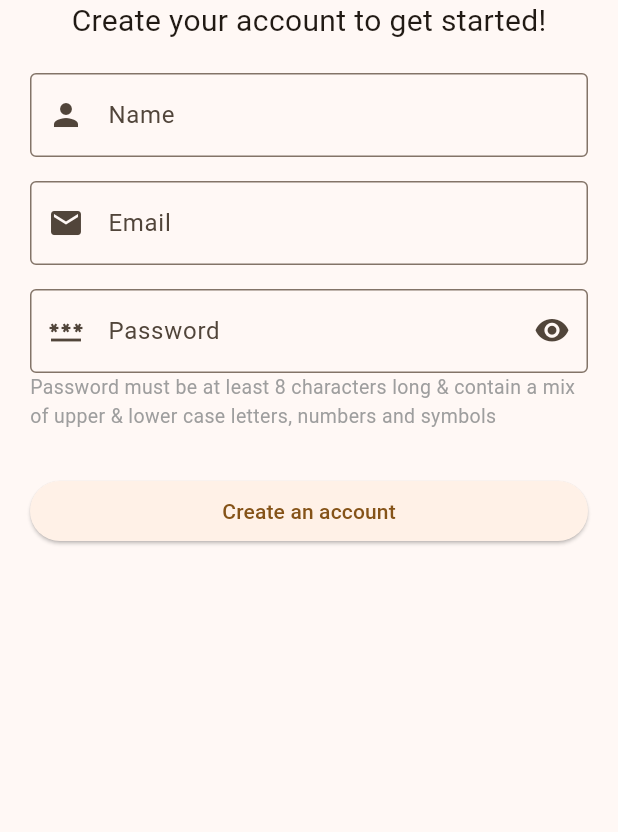
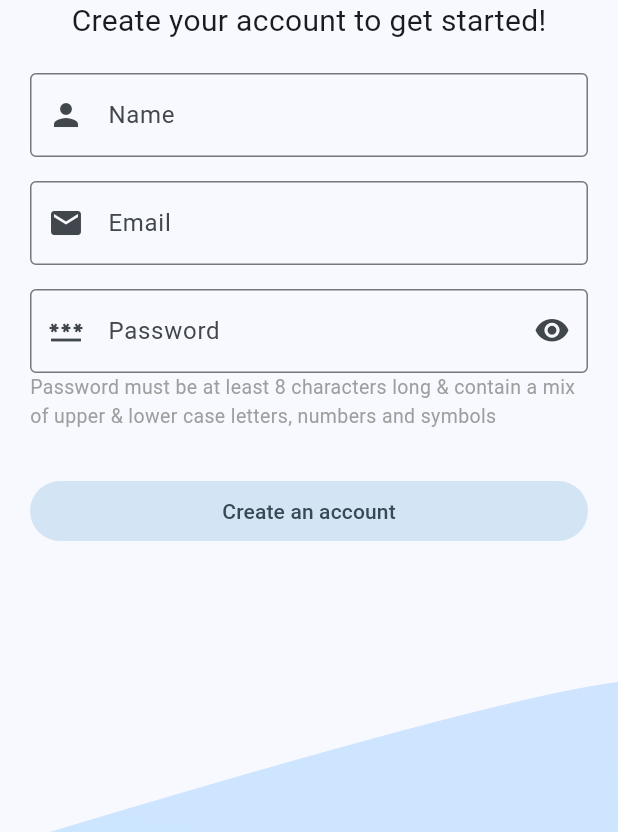
Before and after one commit to zeykafx/lepl1509-moviegram, a Flutter app: the screen it shows after launch, after a tap on "Login", after a tap on "Sign Up", on a phone screen of 412 x 824 dp, the part 404-1236 px from its top. Run offline on Flutter 3.47's test engine with Material 2 defaults, Android fonts, the phone set to English and light mode, and no system bars; drawn by our look-alikes of dynamic_color, flutter_animate; our stand-ins replace firebase_auth, firebase_core, get, splashscreen; accounts and stored records are empty.

Commit message:
Added WIP background shapes to auth page

```diff
--- a/lib/components/drawer/drawer.dart
+++ b/lib/components/drawer/drawer.dart
@@ -134,7 +134,7 @@ class _DrawerState extends State<DrawerComponent> {
                                     TextButton(
                                       onPressed: () {
                                         FirebaseAuth.instance.signOut();
-                                        Get.off(const AuthPage());
+                                        Get.offAll(() => const AuthPage());
                                       },
                                       child: const Text('Log out'),
                                     ),
@@ -149,9 +149,11 @@ class _DrawerState extends State<DrawerComponent> {
                       title: const Text('Log out'),
                     ),
                     ListTile(
-                        onTap: () => Get.changeTheme(Get.isDarkMode
-                            ? lightTheme(lightColorScheme)
-                            : darkTheme(darkColorScheme)),
+                        onTap: () {
+                          Get.changeTheme(Get.isDarkMode
+                              ? lightTheme(lightColorScheme)
+                              : darkTheme(darkColorScheme));
+                        },
                         leading: Get.isDarkMode
                             ? const Icon(
                                 Icons.light_mode,
--- a/lib/main.dart
+++ b/lib/main.dart
@@ -15,7 +15,7 @@ ThemeData lightTheme(ColorScheme? lightColorScheme) {
   return ThemeData(
     useMaterial3: true,
     colorScheme: lightColorScheme,
-    colorSchemeSeed: lightColorScheme == null ? Colors.orange : null,
+    colorSchemeSeed: lightColorScheme == null ? Colors.lightBlue : null,
     brightness: Brightness.light,
   );
 }
@@ -24,7 +24,7 @@ ThemeData darkTheme(ColorScheme? darkColorScheme) {
   return ThemeData(
     useMaterial3: true,
     colorScheme: darkColorScheme,
-    colorSchemeSeed: darkColorScheme == null ? Colors.orange : null,
+    colorSchemeSeed: darkColorScheme == null ? Colors.lightBlue : null,
     brightness: Brightness.dark,
   );
 }
--- a/lib/pages/auth/auth_page.dart
+++ b/lib/pages/auth/auth_page.dart
@@ -30,7 +30,36 @@ class _AuthPageState extends State<AuthPage> {
               constraints: BoxConstraints(minHeight: constraint.maxHeight),
               // IntrinsicHeight makes sure the column takes up the full height of the screen
               child: IntrinsicHeight(
-                child: Column(
+                child: Stack(
+                  children: [
+                    // background shape
+                    Positioned(
+                      bottom: -20,
+                      left: 0,
+                      right: 0,
+                      child: Transform.flip(
+                        flipX: true,
+                        flipY: true,
+                        child: ClipPath(
+                          clipper: FancyClipper(),
+                          child: Container(
+                            height: 300,
+                            decoration: BoxDecoration(
+                              gradient: LinearGradient(
+                                colors: [
+                                  Theme.of(context).colorScheme.tertiaryContainer,
+                                  Theme.of(context).colorScheme.primaryContainer,
+                                ],
+                                begin: const Alignment(-0.7, 12),
+                                end: const Alignment(1, -2),
+                              ),
+                            ),
+                          ),
+                        ),
+                      ),
+                    ).animate().fadeIn(duration: 500.ms, delay: 300.ms).moveY(begin: 10),
+
+                    Column(
                       mainAxisSize: MainAxisSize.max,
                       crossAxisAlignment: CrossAxisAlignment.center,
                       mainAxisAlignment: MainAxisAlignment.center,
@@ -51,7 +80,7 @@ class _AuthPageState extends State<AuthPage> {
                         const Padding(
                           padding: EdgeInsets.all(20.0),
                           child: EmailSignIn(),
-                    ).animate().fadeIn(delay: 750.ms, duration: 1000.ms).moveY(begin: 5),
+                        ).animate().fadeIn(delay: 300.ms, duration: 500.ms).moveY(begin: 5),
 
                         // stick the sign up button at the bottom of the page
                         const Spacer(),
@@ -61,13 +90,21 @@ class _AuthPageState extends State<AuthPage> {
                           child: Row(
                             mainAxisAlignment: MainAxisAlignment.center,
                             children: [
-                          const Text("Don't have an account?"),
+                              const Text(
+                                "Don't have an account?",
+                                style: TextStyle(fontSize: 20),
+                              ),
                               TextButton(
-                            onPressed: () => Get.to(const SignUpPage()),
-                            child: const Text('Sign Up'),
+                                onPressed: () => Get.to(() => const SignUpPage()),
+                                child: const Text(
+                                  'Sign Up',
+                                  style: TextStyle(fontSize: 20),
+                                ),
                               ),
                             ],
                           ),
+                        ).animate().fadeIn(duration: 1000.ms),
+                      ],
                     ),
                   ],
                 ),
@@ -79,3 +116,25 @@ class _AuthPageState extends State<AuthPage> {
     );
   }
 }
+
+class FancyClipper extends CustomClipper<Path> {
+  @override
+  Path getClip(Size size) {
+    // final path = Path();
+    // path.lineTo(0, size.height - 80);
+    // path.quadraticBezierTo(size.width / 2, size.height, size.width, size.height - 80);
+    // path.lineTo(size.width, 0);
+    // path.close();
+    // return path;
+    var path = Path();
+    path.lineTo(0, 160);
+    path.quadraticBezierTo(size.width / 4, 120 /*180*/, size.width / 2, 135);
+    path.quadraticBezierTo(3 / 4 * size.width, 150, size.width, 100);
+    path.lineTo(size.width, 0);
+    path.close();
+    return path;
+  }
+
+  @override
+  bool shouldReclip(covariant CustomClipper<Path> oldClipper) => true;
+}
--- a/lib/pages/auth/email_sign_in.dart
+++ b/lib/pages/auth/email_sign_in.dart
@@ -77,9 +77,12 @@ class _EmailSignInState extends State<EmailSignIn> {
       return [
         SizedBox(
           width: double.infinity,
-          child: ElevatedButton(
+          child: FilledButton.tonal(
             onPressed: validateAndSubmit,
-            child: const Text('Login'),
+            child: const Text(
+              'Login',
+              style: TextStyle(fontSize: 16),
+            ),
           ),
         ),
         const Padding(padding: EdgeInsets.all(2.0)),
@@ -87,7 +90,10 @@ class _EmailSignInState extends State<EmailSignIn> {
           width: double.infinity,
           child: TextButton(
             onPressed: forgotPasswordDialog,
-            child: const Text('Forgot Password?'),
+            child: const Text(
+              'Forgot Password?',
+              style: TextStyle(fontSize: 15),
+            ),
           ),
         ),
       ];
@@ -114,7 +120,7 @@ class _EmailSignInState extends State<EmailSignIn> {
         setState(() {
           _isLoading = false;
         });
-        Get.off(const HomePage());
+        Get.offAll(() => const HomePage());
       } catch (e) {
         if (e is FirebaseAuthException) {
           if (e.code == 'user-not-found') {
@@ -144,21 +150,15 @@ class _EmailSignInState extends State<EmailSignIn> {
         builder: (context) {
           String resetEmail = "";
           return StatefulBuilder(builder: (context, setState) {
-            return Dialog(
-              child: Form(
+            return AlertDialog(
+              title: const Text('Reset Password'),
+              content: Form(
                 key: _dialogKey,
-                child: Container(
-                  constraints: const BoxConstraints(maxWidth: 550),
-                  padding: const EdgeInsets.all(32.0),
                 child: Column(
                   mainAxisSize: MainAxisSize.min,
                   children: [
                     const Text(
                       'Enter your email to reset your password',
-                        style: TextStyle(
-                          fontSize: 20,
-                          fontWeight: FontWeight.w400,
-                        ),
                     ),
                     const Padding(padding: EdgeInsets.all(8.0)),
                     TextFormField(
@@ -173,10 +173,12 @@ class _EmailSignInState extends State<EmailSignIn> {
                         });
                       },
                     ),
-                      const Padding(padding: EdgeInsets.all(8.0)),
-                      SizedBox(
-                        width: double.infinity,
-                        child: ElevatedButton(
+                  ],
+                ),
+              ),
+              actions: [
+                TextButton(onPressed: () => Get.back(), child: const Text('Cancel')),
+                TextButton(
                   onPressed: () {
                     final form = _dialogKey.currentState;
                     if (form!.validate()) {
@@ -191,14 +193,12 @@ class _EmailSignInState extends State<EmailSignIn> {
                       }).catchError((e) {
                         if (e is FirebaseAuthException) {
                           if (e.code == 'user-not-found') {
-                                    ScaffoldMessenger.of(context).showSnackBar(
-                                        const SnackBar(
-                                            content:
-                                                Text('No user found for that email.')));
+                            ScaffoldMessenger.of(context).showSnackBar(const SnackBar(
+                                content: Text('No user found for that email.')));
                           } else if (e.code == 'invalid-email') {
                             ScaffoldMessenger.of(context).showSnackBar(const SnackBar(
-                                        content: Text(
-                                            'Your email address appears to be malformed.')));
+                                content:
+                                    Text('Your email address appears to be malformed.')));
                           }
                         }
                       });
@@ -206,11 +206,7 @@ class _EmailSignInState extends State<EmailSignIn> {
                   },
                   child: const Text('Reset Password'),
                 ),
-                      ),
               ],
-                  ),
-                ),
-              ),
             );
           });
         });
--- a/lib/pages/auth/sign_up_page.dart
+++ b/lib/pages/auth/sign_up_page.dart
@@ -29,7 +29,37 @@ class _SignUpPageState extends State<SignUpPage> {
             child: ConstrainedBox(
               constraints: BoxConstraints(minHeight: constraint.maxHeight),
               child: IntrinsicHeight(
-                child: Center(
+                child: Stack(
+                  children: [
+                    // background shape
+                    Positioned(
+                      bottom: -20,
+                      left: 0,
+                      right: 0,
+                      child: Transform.flip(
+                        flipX: true,
+                        flipY: true,
+                        child: ClipPath(
+                          clipper: FancyClipper(),
+                          child: Container(
+                            height: 300,
+                            decoration: BoxDecoration(
+                              gradient: LinearGradient(
+                                colors: [
+                                  Theme.of(context).colorScheme.tertiaryContainer,
+                                  Theme.of(context).colorScheme.primaryContainer,
+                                ],
+                                begin: const Alignment(-0.7, 12),
+                                end: const Alignment(1, -2),
+                              ),
+                            ),
+                          ),
+                        ),
+                      ),
+                    ).animate().fadeIn(duration: 500.ms, delay: 300.ms).moveY(begin: 10),
+
+                    // content
+                    Center(
                       child: Column(
                         mainAxisSize: MainAxisSize.max,
                         crossAxisAlignment: CrossAxisAlignment.center,
@@ -44,8 +74,7 @@ class _SignUpPageState extends State<SignUpPage> {
                                   fontWeight: FontWeight.w600,
                                 ),
                               ),
-                          Text("Create your account to get started!",
-                              style: TextStyle(fontSize: 20)),
+                              Text("Create your account to get started!", style: TextStyle(fontSize: 20)),
                             ],
                           ).animate().fadeIn(duration: 500.ms).moveY(begin: -5),
                           const Padding(
@@ -54,6 +83,8 @@ class _SignUpPageState extends State<SignUpPage> {
                           ).animate().fadeIn(delay: 200.ms, duration: 500.ms).moveY(begin: 2)
                         ],
                       ),
+                    ),
+                  ],
                 ),
               ),
             ),
@@ -96,10 +127,7 @@ class _EmailSignUpState extends State<EmailSignUp> {
               // name
               TextFormField(
                 keyboardType: TextInputType.name,
-                decoration: const InputDecoration(
-                    prefixIcon: Icon(Icons.person),
-                    border: OutlineInputBorder(),
-                    labelText: 'Name'),
+                decoration: const InputDecoration(prefixIcon: Icon(Icons.person), border: OutlineInputBorder(), labelText: 'Name'),
                 validator: (value) {
                   if (value!.isEmpty) {
                     return 'Please enter your name';
@@ -145,10 +173,7 @@ class _EmailSignUpState extends State<EmailSignUp> {
               // email
               TextFormField(
                 keyboardType: TextInputType.emailAddress,
-                decoration: const InputDecoration(
-                    prefixIcon: Icon(Icons.email),
-                    border: OutlineInputBorder(),
-                    labelText: 'Email'),
+                decoration: const InputDecoration(prefixIcon: Icon(Icons.email), border: OutlineInputBorder(), labelText: 'Email'),
                 validator: (value) => value!.isEmpty ? 'Email can\'t be empty' : null,
                 onSaved: (value) => _email = value!.trim(),
               ),
@@ -162,9 +187,7 @@ class _EmailSignUpState extends State<EmailSignUp> {
                     border: const OutlineInputBorder(),
                     labelText: 'Password',
                     suffixIcon: IconButton(
-                      icon: passwordVisible
-                          ? const Icon(Icons.visibility_off_rounded)
-                          : const Icon(Icons.visibility_rounded),
+                      icon: passwordVisible ? const Icon(Icons.visibility_off_rounded) : const Icon(Icons.visibility_rounded),
                       onPressed: () {
                         setState(() {
                           passwordVisible = !passwordVisible;
@@ -190,8 +213,7 @@ class _EmailSignUpState extends State<EmailSignUp> {
                 onSaved: (value) => _password = value!.trim(),
               ),
 
-              const Text(
-                  "Password must be at least 8 characters long & contain a mix of upper & lower case letters, numbers and symbols",
+              const Text("Password must be at least 8 characters long & contain a mix of upper & lower case letters, numbers and symbols",
                   style: TextStyle(fontSize: 13, color: Colors.grey)),
 
               const Padding(padding: EdgeInsets.all(15.0)),
@@ -214,7 +236,7 @@ class _EmailSignUpState extends State<EmailSignUp> {
       return [
         SizedBox(
           width: double.infinity,
-          child: ElevatedButton(
+          child: FilledButton.tonal(
             onPressed: validateAndSubmit,
             child: const Text('Create an account'),
           ),
@@ -232,37 +254,30 @@ class _EmailSignUpState extends State<EmailSignUp> {
       });
       String? userId = '';
       try {
-        UserCredential user = await _auth.createUserWithEmailAndPassword(
-            email: _email, password: _password);
+        UserCredential user = await _auth.createUserWithEmailAndPassword(email: _email, password: _password);
         userId = user.user?.uid;
 
         // update the user's display name and photo URL
         await user.user!.updateDisplayName(_name);
 
         String emailHash = md5.convert(utf8.encode(_email)).toString();
-        await user.user!
-            .updatePhotoURL("http://www.gravatar.com/avatar/$emailHash?d=identicon");
+        await user.user!.updatePhotoURL("http://www.gravatar.com/avatar/$emailHash?d=identicon");
 
         setState(() {
           _isLoading = false;
         });
-        Get.off(const HomePage());
+        Get.offAll(() => const HomePage());
       } catch (e) {
         print(e.toString());
         if (e is FirebaseAuthException) {
           if (e.code == 'invalid-email') {
-            ScaffoldMessenger.of(context).showSnackBar(const SnackBar(
-                content: Text('Your email address appears to be malformed.')));
+            ScaffoldMessenger.of(context).showSnackBar(const SnackBar(content: Text('Your email address appears to be malformed.')));
           } else if (e.code == "email-already-in-use") {
-            ScaffoldMessenger.of(context).showSnackBar(const SnackBar(
-                content:
-                    Text('The email address is already in use by another account.')));
+            ScaffoldMessenger.of(context).showSnackBar(const SnackBar(content: Text('The email address is already in use by another account.')));
           } else if (e.code == "weak-password") {
-            ScaffoldMessenger.of(context).showSnackBar(const SnackBar(
-                content: Text('The password must be 6 characters long or more.')));
+            ScaffoldMessenger.of(context).showSnackBar(const SnackBar(content: Text('The password must be 6 characters long or more.')));
           } else {
-            ScaffoldMessenger.of(context).showSnackBar(
-                const SnackBar(content: Text('Error: Invalid email or password')));
+            ScaffoldMessenger.of(context).showSnackBar(const SnackBar(content: Text('Error: Invalid email or password')));
           }
         } else {
           ScaffoldMessenger.of(context).showSnackBar(const SnackBar(
@@ -277,3 +292,18 @@ class _EmailSignUpState extends State<EmailSignUp> {
     }
   }
 }
+
+class FancyClipper extends CustomClipper<Path> {
+  @override
+  Path getClip(Size size) {
+    var path = Path();
+    path.lineTo(0, 120);
+    path.quadraticBezierTo(size.width / 5, 110, size.width, 10);
+    path.lineTo(size.width, 0);
+    path.close();
+    return path;
+  }
+
+  @override
+  bool shouldReclip(covariant CustomClipper<Path> oldClipper) => true;
+}
```
Lines whose indentation alone changed are shown as unchanged.
